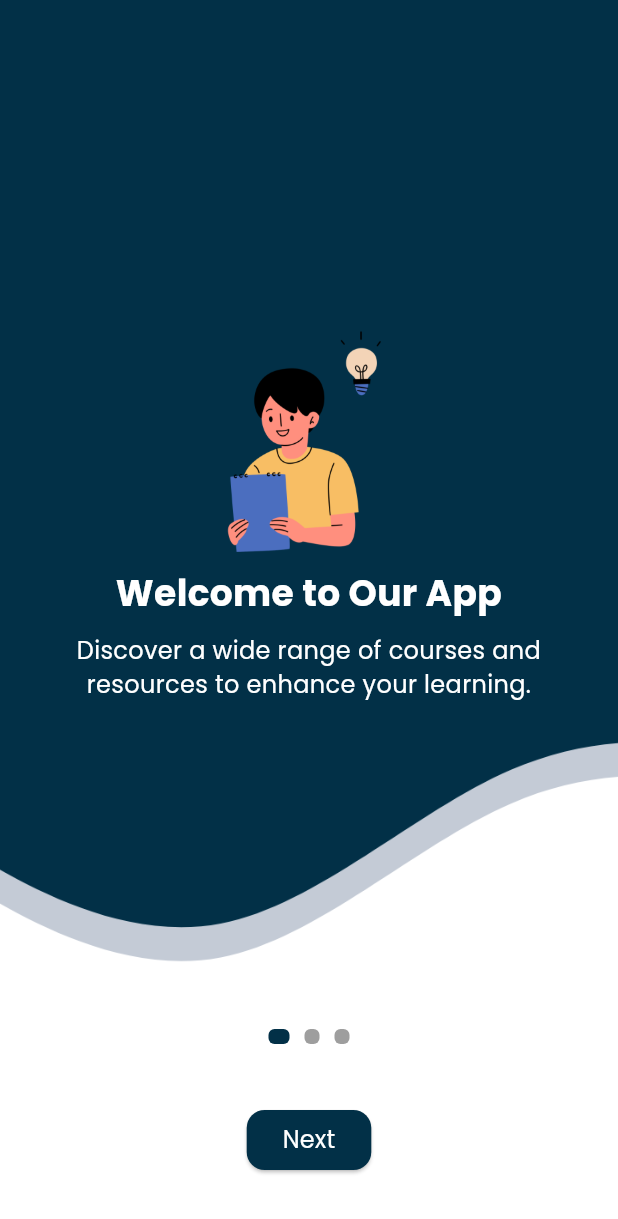
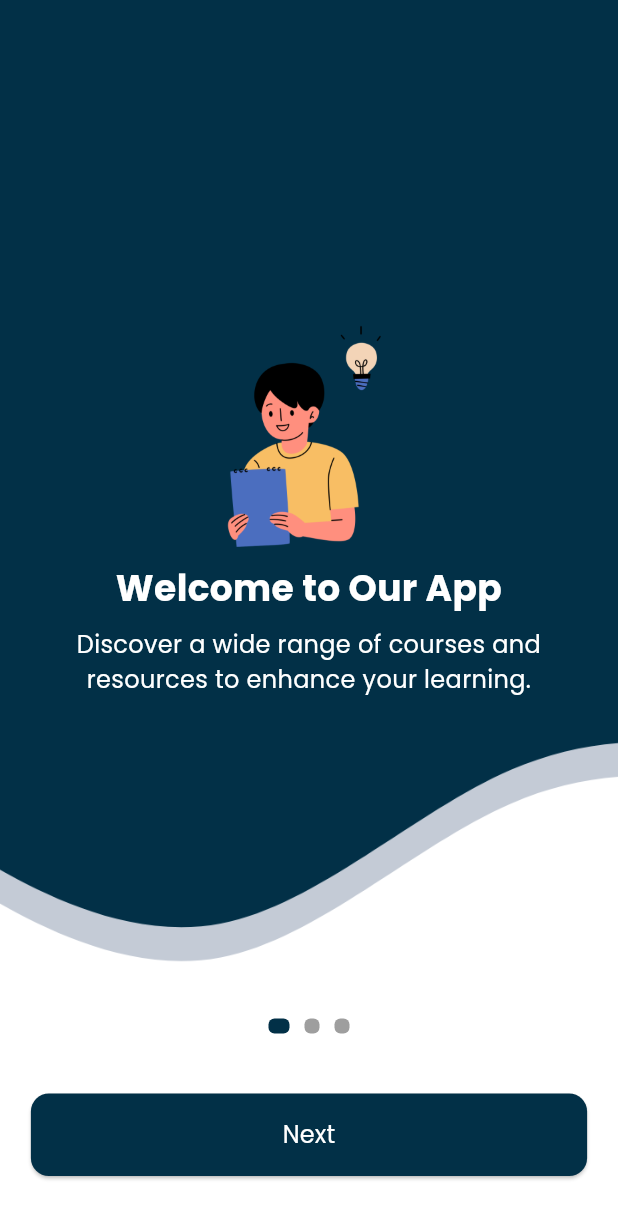
Before and after one commit to Kasuri046/phython-learning-app, a Flutter app: the screen it shows after launch, on a phone screen of 412 x 824 dp. Shown: the top 1219 px of the screen. Run offline on Flutter 3.47's test engine with Material 3 defaults, Android fonts, the light colour scheme and no system bars; our stand-ins replace calendar_date_picker2, cloud_firestore, firebase_auth, firebase_core, flutter_highlight, flutter_local_notifications and 7 more; missing offline and left inert: add_2_calendar; accounts and stored records are empty.

Commit message:
Update splashscreen.dart

```diff
--- a/python/lib/start_screens/splashscreen.dart
+++ b/python/lib/start_screens/splashscreen.dart
@@ -39,6 +39,8 @@ class _SplashScreenState extends State<SplashScreen> {
 
   @override
   Widget build(BuildContext context) {
+    // Get screen width for 90% calculation
+    final double screenWidth = MediaQuery.of(context).size.width;
     return Scaffold(
       body: Container(
         decoration: const BoxDecoration(
@@ -113,6 +115,8 @@ class _SplashScreenState extends State<SplashScreen> {
             ),
             Padding(
               padding: const EdgeInsets.only(bottom: 30),
+              child: SizedBox(
+                width: screenWidth * 0.9, // 90% of screen width
                 child: ElevatedButton(
                   onPressed: () {
                     if (_currentPage < _pages.length - 1) {
@@ -129,6 +133,7 @@ class _SplashScreenState extends State<SplashScreen> {
                     shape: RoundedRectangleBorder(
                       borderRadius: BorderRadius.circular(12),
                     ),
+                    padding: const EdgeInsets.symmetric(vertical: 16), // Adjust vertical padding for better appearance
                   ),
                   child: Text(
                     _currentPage == _pages.length - 1 ? 'Get Started' : 'Next',
@@ -140,6 +145,7 @@ class _SplashScreenState extends State<SplashScreen> {
                   ),
                 ),
               ),
+            ),
             const SizedBox(height: 10),
           ],
         ),
```
Lines whose indentation alone changed are shown as unchanged.
